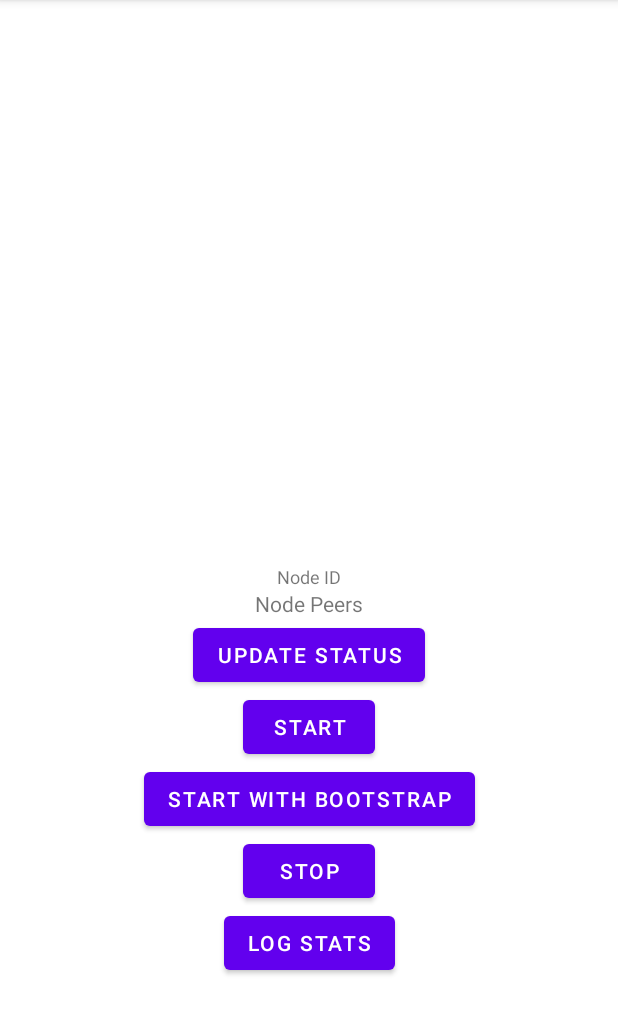
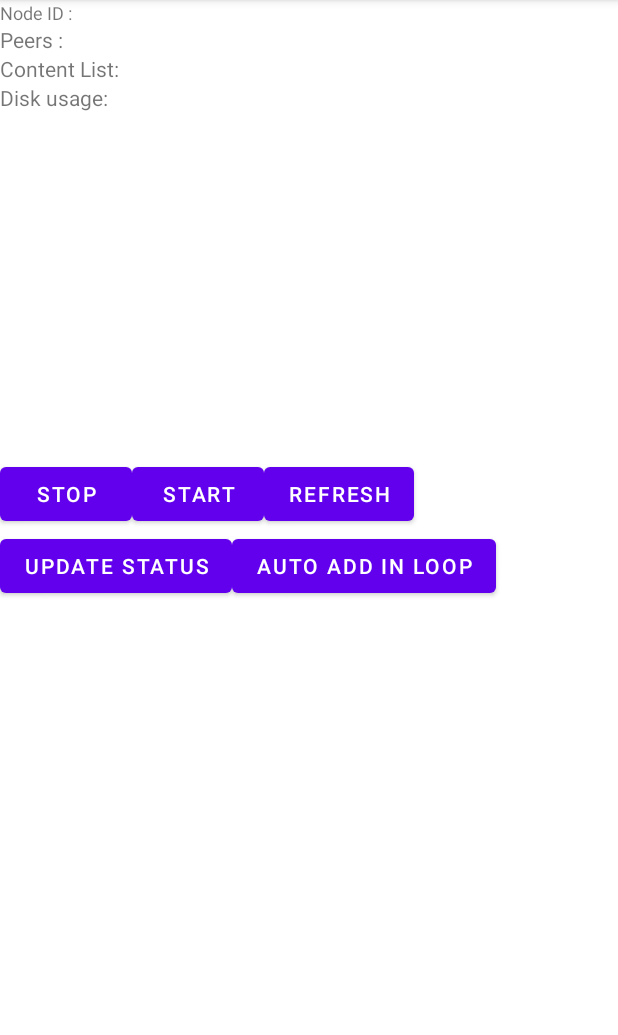
Before and after one commit to datahop/datahop-android-demo, an Android app: the screen it shows after launch (MainActivity), after a tap on "UPDATE STATUS", on a phone screen of 412 x 824 dp, the part 84-1119 px from its top. Run offline under Robolectric (Android 15) with nearby library versions, the phone set to English and light mode, and no system bars; libraries missing offline, so code that uses them is left out: network.datahop.blediscovery, network.datahop.wifidirect; 6 statements that could not run were skipped.

Commit message:
lib updated

```diff
--- a/app/build.gradle
+++ b/app/build.gradle
@@ -62,8 +62,8 @@ dependencies {
     androidTestImplementation 'androidx.test.espresso:espresso-core:3.3.0'
     implementation "com.google.protobuf:protobuf-java:3.15.8"
 
-    implementation 'network.datahop.libs:datahop:v0.0.12'
+    implementation 'network.datahop.libs:datahop:v0.0.13'
 //    implementation(name: 'datahop', ext: 'aar')
-    implementation 'network.datahop.libs:blediscovery:0.0.5'
-    implementation 'network.datahop.libs:wifidirect:0.0.2'
+    implementation 'network.datahop.libs:blediscovery:0.0.6'
+    implementation 'network.datahop.libs:wifidirect:0.0.3'
 }
--- a/app/src/main/java/network/datahop/datahopdemo/MainActivity.java
+++ b/app/src/main/java/network/datahop/datahopdemo/MainActivity.java
@@ -15,6 +15,7 @@ import android.content.pm.PackageManager;
 import android.location.LocationManager;
 import android.net.wifi.WifiManager;
 import android.os.Bundle;
+import android.os.Handler;
 import android.util.Log;
 import android.view.View;
 import android.widget.Button;
@@ -33,6 +34,7 @@ import com.google.android.gms.tasks.OnCompleteListener;
 import com.google.android.gms.tasks.Task;
 
 import java.nio.charset.StandardCharsets;
+import java.text.DecimalFormat;
 import java.util.ArrayList;
 import java.util.concurrent.TimeUnit;
 
@@ -56,6 +58,7 @@ public class MainActivity extends AppCompatActivity implements ConnectionManager
 
     ArrayList<String> activePeers = new ArrayList<>();
     TextView textViewPeers;
+
     @Override
     protected void onCreate(Bundle savedInstanceState) {
         super.onCreate(savedInstanceState);
@@ -75,14 +78,14 @@ public class MainActivity extends AppCompatActivity implements ConnectionManager
                 Manifest.permission.ACCESS_FINE_LOCATION)));
         Log.d("shouldShowRequest ", String.valueOf(ActivityCompat.shouldShowRequestPermissionRationale(MainActivity.this,
                 Manifest.permission.ACCESS_FINE_LOCATION)));
-        if (checkSelfPermission(Manifest.permission.ACCESS_FINE_LOCATION) != PackageManager.PERMISSION_GRANTED){
+        if (checkSelfPermission(Manifest.permission.ACCESS_FINE_LOCATION) != PackageManager.PERMISSION_GRANTED) {
             requestPermissions(new String[]{Manifest.permission.ACCESS_FINE_LOCATION}, 1);
             return;
         }
 
-       locationManager = (LocationManager) getSystemService(Context.LOCATION_SERVICE);
+        locationManager = (LocationManager) getSystemService(Context.LOCATION_SERVICE);
         Activity self = this;
-        if(!isGpsEnabled()){
+        if (!isGpsEnabled()) {
             LocationRequest locationRequest = LocationRequest.create();
             locationRequest.setPriority(LocationRequest.PRIORITY_HIGH_ACCURACY);
             LocationSettingsRequest.Builder builder = new LocationSettingsRequest.Builder()
@@ -128,7 +131,11 @@ public class MainActivity extends AppCompatActivity implements ConnectionManager
                 }
             });
         } else {
-            start();
+            try {
+                start();
+            } catch (Exception e) {
+                e.printStackTrace();
+            }
         }
     }
 
@@ -142,17 +149,21 @@ public class MainActivity extends AppCompatActivity implements ConnectionManager
                 switch (resultCode) {
                     case Activity.RESULT_OK:
                         // All required changes were successfully made
-                        Toast.makeText(getApplicationContext(),"User has clicked on OK - So GPS is on", Toast.LENGTH_SHORT).show();
+                        Toast.makeText(getApplicationContext(), "User has clicked on OK - So GPS is on", Toast.LENGTH_SHORT).show();
                         try {
                             TimeUnit.SECONDS.sleep(1);
                         } catch (InterruptedException e) {
                             e.printStackTrace();
                         }
-                        start();
+                        try {
+                            start();
+                        } catch (Exception e) {
+                            e.printStackTrace();
+                        }
                         break;
                     case Activity.RESULT_CANCELED:
                         // The user was asked to change settings, but chose not to
-                        Toast.makeText(getApplicationContext(),"User has clicked on NO, THANKS - So GPS is still off.", Toast.LENGTH_SHORT).show();
+                        Toast.makeText(getApplicationContext(), "User has clicked on NO, THANKS - So GPS is still off.", Toast.LENGTH_SHORT).show();
                         break;
                     default:
                         break;
@@ -165,64 +176,17 @@ public class MainActivity extends AppCompatActivity implements ConnectionManager
         super.onStart();
         Log.d("Node Status onStart", String.valueOf(Datahop.isNodeOnline()));
 
-        if(Datahop.isNodeOnline()) {
+        if (Datahop.isNodeOnline()) {
             loadData();
         }
 
-        final Button logButton = findViewById(R.id.log_button);
+        final Button logButton = findViewById(R.id.refresh);
         logButton.setOnClickListener(new View.OnClickListener() {
             public void onClick(View v) {
                 Log.d("Online : ", String.valueOf(Datahop.isNodeOnline()));
-                if(Datahop.isNodeOnline()) {
-                    try {
-                        Types.StringSlice addrs = Types.StringSlice.parseFrom(Datahop.addrs());
-                        Log.d("Addrs : ", addrs.getOutputList().toString());
-                    } catch (Exception e) {
-                        e.printStackTrace();
-                    }
-
-                    try {
-                        Types.StringSlice ifaceAddrs = Types.StringSlice.parseFrom(Datahop.interfaceAddrs());
-                        Log.d("IfaceAddrs : ", ifaceAddrs.getOutputList().toString());
-                    } catch (Exception e) {
-                        e.printStackTrace();
-                    }
-
-                    try {
-                        Log.d("peerinfo : ",Datahop.peerInfo());
-                    } catch (Exception e) {
-                        e.printStackTrace();
-                    }
-
-                    try {
-                        Types.StringSlice peers = Types.StringSlice.parseFrom(Datahop.peers());
-                        Log.d("Peers : ", peers.getOutputList().toString());
-                    } catch (Exception e) {
-                        e.printStackTrace();
-                    }
-                    try {
-                        Log.d("Matrix : ", Datahop.matrix());
-                    } catch (Exception e) {
-                        e.printStackTrace();
-                    }
-                }
-
-                try {
-                    Log.d("State : ", Datahop.state().toString());
-                } catch (Exception e) {
-                    e.printStackTrace();
-                }
-
                 try {
                     Types.StringSlice tags = Types.StringSlice.parseFrom(Datahop.getTags());
                     Log.d("Tags : ", tags.getOutputList().toString());
-
-                    if (tags.getOutputList().size() > 0) {
-                        String latestTag = tags.getOutput(tags.getOutputList().size()-1);
-                        Log.d("Latest Tag ", latestTag);
-                        byte[] value = Datahop.get(latestTag);
-                        Log.d("Latest Tag value ",  new String(value, StandardCharsets.UTF_8));
-                    }
                 } catch (Exception e) {
                     e.printStackTrace();
                 }
@@ -238,23 +202,9 @@ public class MainActivity extends AppCompatActivity implements ConnectionManager
         final Button startButton = findViewById(R.id.start_button);
         startButton.setOnClickListener(new View.OnClickListener() {
             public void onClick(View v) {
-                if(!Datahop.isNodeOnline()) {
+                if (!Datahop.isNodeOnline()) {
                     try {
-                        Datahop.start(false);
-                        Datahop.startDiscovery(true, true, true);
-                    } catch (Exception e) {
-                        e.printStackTrace();
-                    }
-                }
-            }
-        });
-
-        final Button startWithBootstrapButton = findViewById(R.id.start_button_bootstrap);
-        startWithBootstrapButton.setOnClickListener(new View.OnClickListener() {
-            public void onClick(View v) {
-                if(!Datahop.isNodeOnline()) {
-                    try {
-                        Datahop.start(true);
+                        Datahop.startPrivate(false, "pnet");
                         Datahop.startDiscovery(true, true, true);
                     } catch (Exception e) {
                         e.printStackTrace();
@@ -266,7 +216,7 @@ public class MainActivity extends AppCompatActivity implements ConnectionManager
         final Button stopButton = findViewById(R.id.stop_button);
         stopButton.setOnClickListener(new View.OnClickListener() {
             public void onClick(View v) {
-                if(Datahop.isNodeOnline()) {
+                if (Datahop.isNodeOnline()) {
                     try {
                         Datahop.stopDiscovery();
                         Datahop.stop();
@@ -280,11 +230,28 @@ public class MainActivity extends AppCompatActivity implements ConnectionManager
         final Button contentButton = findViewById(R.id.add_content);
         contentButton.setOnClickListener(new View.OnClickListener() {
             public void onClick(View v) {
-                if(Datahop.isNodeOnline()) {
-                    String unixTime = String.valueOf(System.currentTimeMillis() / 1000L);
-                    String value = "Stats called at "+unixTime;
+                if (Datahop.isNodeOnline()) {
                     try {
-                        Datahop.add(unixTime, value.getBytes());
+                        Context context = getApplicationContext();
+                        CharSequence text = "Please sit back, Content is being added";
+                        int duration = Toast.LENGTH_SHORT;
+
+                        Toast toast = Toast.makeText(context, text, duration);
+                        toast.show();
+                        Datahop.addContent();
+                    } catch (Exception e) {
+                        e.printStackTrace();
+                    }
+                }
+            }
+        });
+
+        final Button loopButton = findViewById(R.id.add_content_in_loop);
+        loopButton.setOnClickListener(new View.OnClickListener() {
+            public void onClick(View v) {
+                if (Datahop.isNodeOnline()) {
+                    try {
+                        Datahop.startMeasurements(10000000, 120);
                     } catch (Exception e) {
                         e.printStackTrace();
                     }
@@ -346,7 +313,7 @@ public class MainActivity extends AppCompatActivity implements ConnectionManager
     @Override
     public void onDestroy() {
         Datahop.close();
-        if(Datahop.isNodeOnline()) {
+        if (Datahop.isNodeOnline()) {
             Datahop.stop();
             try {
                 Datahop.stopDiscovery();
@@ -363,7 +330,7 @@ public class MainActivity extends AppCompatActivity implements ConnectionManager
         activePeers.add(s);
         this.runOnUiThread(new Runnable() {
             public void run() {
-                textViewPeers.setText(activePeers.toString());
+                textViewPeers.setText("Peers :" + activePeers.toString());
             }
         });
     }
@@ -374,16 +341,16 @@ public class MainActivity extends AppCompatActivity implements ConnectionManager
         activePeers.remove(s);
         this.runOnUiThread(new Runnable() {
             public void run() {
-                textViewPeers.setText(activePeers.toString());
+                textViewPeers.setText("Peers :" + activePeers.toString());
             }
         });
     }
 
-    public static boolean isGpsEnabled(){
+    public static boolean isGpsEnabled() {
         return locationManager.isProviderEnabled(LocationManager.GPS_PROVIDER);
     }
 
-    public void start() {
+    public void start() throws Exception {
         try {
             BLEServiceDiscovery bleDiscoveryDriver = BLEServiceDiscovery.getInstance(getApplicationContext());
             BLEAdvertising bleAdvertisingDriver = BLEAdvertising.getInstance(getApplicationContext());
@@ -404,7 +371,7 @@ public class MainActivity extends AppCompatActivity implements ConnectionManager
             bleDiscoveryDriver.setNotifier(Datahop.getDiscoveryNotifier());
             hotspot.setNotifier(Datahop.getWifiHotspotNotifier());
             connection.setNotifier(Datahop.getWifiConnectionNotifier());
-            Datahop.start(true);
+            Datahop.startPrivate(true, "pnet");
             Datahop.startDiscovery(true, true, true);
             loadData();
         } catch (Exception e) {
@@ -418,9 +385,54 @@ public class MainActivity extends AppCompatActivity implements ConnectionManager
         try {
             String Id = Datahop.id();
             final TextView textViewID = this.findViewById(R.id.textview_id);
-            textViewID.setText(Id);
+            textViewID.setText("Node ID : " + Id);
+
+            final TextView textViewTags = this.findViewById(R.id.textview_tags);
+            final TextView textViewDU = this.findViewById(R.id.textview_disk_usage);
+            final Handler handler = new Handler();
+            Runnable task = new Runnable() {
+                @Override
+                public void run() {
+                    try {
+                        Types.StringSlice tags = Types.StringSlice.parseFrom(Datahop.getTags());
+                        Log.d("Tags : ", tags.getOutputList().toString());
+                        textViewTags.setText("Content List: " + tags.getOutputList().toString());
+                    } catch (Exception e) {
+                        e.printStackTrace();
+                    }
+
+                    try {
+                        String du = String.valueOf(Datahop.diskUsage());
+                        Log.d("Tags : ", du);
+                        textViewDU.setText("Disk usage: " + calculateProperFileSize(Datahop.diskUsage()));
+                    } catch (Exception e) {
+                        e.printStackTrace();
+                    }
+                    handler.postDelayed(this, 5000);
+                }
+            };
+            handler.post(task);
+
         } catch (Exception e) {
             e.printStackTrace();
         }
     }
+
+    String[] fileSizeUnits = {"bytes", "KB", "MB", "GB", "TB", "PB", "EB", "ZB", "YB"};
+
+    public String calculateProperFileSize(double bytes) {
+        DecimalFormat df = new DecimalFormat("0.00");
+
+        String sizeToReturn = "";
+        int index = 0;
+        for (index = 0; index < fileSizeUnits.length; index++) {
+            if (bytes < 1024) {
+                break;
+            }
+            bytes = bytes / 1024;
+        }
+
+        sizeToReturn = String.valueOf(df.format(bytes)) + " " + fileSizeUnits[index];
+        return sizeToReturn;
+    }
 }
--- a/app/src/main/res/layout/activity_main.xml
+++ b/app/src/main/res/layout/activity_main.xml
@@ -6,75 +6,90 @@
     android:layout_height="match_parent"
     tools:context="network.datahop.datahopdemo.MainActivity">
 
+    <LinearLayout
+        android:id="@+id/linearLayout2"
+        android:layout_width="413dp"
+        android:layout_height="305dp"
+        android:orientation="vertical"
+        tools:layout_editor_absoluteX="0dp"
+        tools:layout_editor_absoluteY="3dp">
+
         <TextView
             android:id="@+id/textview_id"
             android:layout_width="wrap_content"
             android:layout_height="wrap_content"
             android:text="@string/node_id"
             android:textAppearance="@style/TextAppearance.AppCompat.Small"
-        android:textSize="12sp"
-        app:layout_constraintBottom_toBottomOf="parent"
-        app:layout_constraintEnd_toEndOf="parent"
-        app:layout_constraintStart_toStartOf="parent"
-        app:layout_constraintTop_toTopOf="parent" />
+            android:textSize="12sp" />
 
         <TextView
             android:id="@+id/textview_peers"
             android:layout_width="wrap_content"
             android:layout_height="wrap_content"
-        android:text="@string/node_peers"
+            android:text="@string/node_peers" />
+
+        <TextView
+            android:id="@+id/textview_tags"
+            android:layout_width="wrap_content"
+            android:layout_height="wrap_content"
+            android:text="Content List: " />
+
+        <TextView
+            android:id="@+id/textview_disk_usage"
+            android:layout_width="wrap_content"
+            android:layout_height="wrap_content"
+            android:text="Disk usage: " />
+
+    </LinearLayout>
+
+    <LinearLayout
+        android:id="@+id/linearLayout3"
+        android:layout_width="match_parent"
+        android:layout_height="wrap_content"
+        android:orientation="horizontal"
         app:layout_constraintEnd_toEndOf="parent"
+        app:layout_constraintHorizontal_bias="0.5"
         app:layout_constraintStart_toStartOf="parent"
-        app:layout_constraintTop_toBottomOf="@id/textview_id" />
+        app:layout_constraintTop_toBottomOf="@+id/linearLayout2">
+
+        <Button
+            android:id="@+id/stop_button"
+            android:layout_width="wrap_content"
+            android:layout_height="wrap_content"
+            android:text="Stop" />
+
+        <Button
+            android:id="@+id/start_button"
+            android:layout_width="wrap_content"
+            android:layout_height="wrap_content"
+            android:text="Start" />
+
+        <Button
+            android:id="@+id/refresh"
+            android:layout_width="wrap_content"
+            android:layout_height="wrap_content"
+            android:text="Refresh" />
+
+    </LinearLayout>
+
+    <LinearLayout
+        android:layout_width="match_parent"
+        android:layout_height="wrap_content"
+        android:orientation="horizontal"
+        app:layout_constraintTop_toBottomOf="@+id/linearLayout3"
+        tools:layout_editor_absoluteX="-16dp">
 
         <Button
             android:id="@+id/add_content"
             android:layout_width="wrap_content"
             android:layout_height="wrap_content"
-        android:text="Update status"
-        app:layout_constraintEnd_toEndOf="parent"
-        app:layout_constraintStart_toStartOf="parent"
-        app:layout_constraintTop_toBottomOf="@id/textview_id"
-        android:layout_marginTop="20dp"
-        />
+            android:text="Update status" />
 
         <Button
-        android:id="@+id/start_button"
+            android:id="@+id/add_content_in_loop"
             android:layout_width="wrap_content"
             android:layout_height="wrap_content"
-        android:text="Start"
-        app:layout_constraintEnd_toEndOf="parent"
-        app:layout_constraintStart_toStartOf="parent"
-        app:layout_constraintTop_toBottomOf="@id/add_content"
-        />
-
-    <Button
-        android:id="@+id/start_button_bootstrap"
-        android:layout_width="wrap_content"
-        android:layout_height="wrap_content"
-        android:text="Start with bootstrap"
-        app:layout_constraintEnd_toEndOf="parent"
-        app:layout_constraintStart_toStartOf="parent"
-        app:layout_constraintTop_toBottomOf="@id/start_button"
-        />
-
-    <Button
-        android:id="@+id/stop_button"
-        android:layout_width="wrap_content"
-        android:layout_height="wrap_content"
-        android:text="Stop"
-        app:layout_constraintEnd_toEndOf="parent"
-        app:layout_constraintStart_toStartOf="parent"
-        app:layout_constraintTop_toBottomOf="@id/start_button_bootstrap"
-        />
-
-    <Button
-        android:id="@+id/log_button"
-        android:layout_width="wrap_content"
-        android:layout_height="wrap_content"
-        android:text="Log Stats"
-        app:layout_constraintEnd_toEndOf="parent"
-        app:layout_constraintStart_toStartOf="parent"
-        app:layout_constraintTop_toBottomOf="@id/stop_button" />
+            android:text="Auto Add in Loop" />
+    </LinearLayout>
 
 </androidx.constraintlayout.widget.ConstraintLayout>
--- a/app/src/main/res/values/strings.xml
+++ b/app/src/main/res/values/strings.xml
@@ -1,5 +1,5 @@
 <resources>
     <string name="app_name">Datahop Demo</string>
-    <string name="node_id">Node ID</string>
-    <string name="node_peers">Node Peers</string>
+    <string name="node_id">Node ID :</string>
+    <string name="node_peers">Peers :</string>
 </resources>
```
Lines whose indentation alone changed are shown as unchanged.
